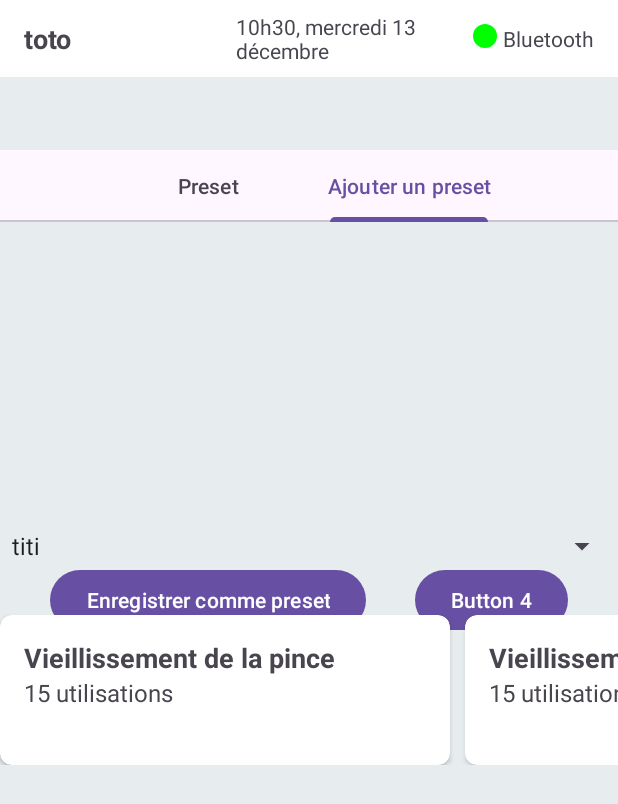
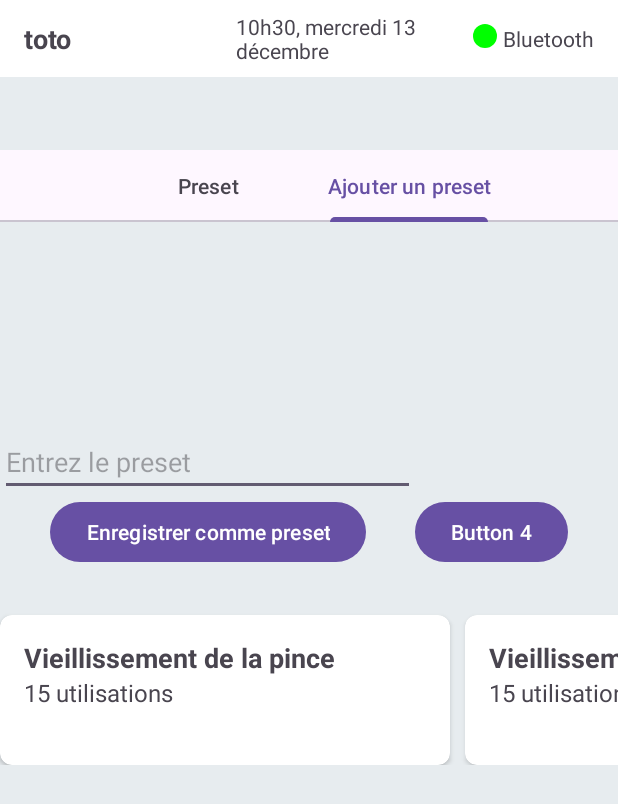
Before and after one commit to Maeva-B/Pince, an Android app: the screen it shows after launch (MainActivity), tab 2 chosen, on a phone screen of 412 x 824 dp. Shown: the top 804 px of the screen. Run offline under Robolectric (Android 15) with nearby library versions, the phone set to English and light mode, and no system bars.

Commit message:
onglet ok

```diff
--- a/app/src/main/java/com/pince/app/MainActivity.java
+++ b/app/src/main/java/com/pince/app/MainActivity.java
@@ -4,6 +4,8 @@ import androidx.appcompat.app.AppCompatActivity;
 
 import android.os.Bundle;
 import android.widget.Button;
+import android.widget.EditText;
+import android.widget.Spinner;
 import android.widget.TextView;
 import android.view.View;
 
@@ -62,10 +64,14 @@ public class MainActivity extends AppCompatActivity {
                     Button presetButton2 = findViewById(R.id.presetButton2);
                     Button presetButton3 = findViewById(R.id.presetButton3);
                     Button presetButton4 = findViewById(R.id.presetButton4);
+                    EditText editTexteInput = findViewById(R.id.addTextPreset);
+                    Spinner spinnerPreset = findViewById(R.id.spinner);
                     presetButton1.setVisibility(View.VISIBLE);
                     presetButton2.setVisibility(View.VISIBLE);
+                    spinnerPreset.setVisibility(View.VISIBLE);
                     presetButton3.setVisibility(View.GONE);
                     presetButton4.setVisibility(View.GONE);
+                    editTexteInput.setVisibility(View.GONE);
                 }
                 // L'onglet "Personnalisable" est sélectionné
                 else if (tab.getPosition() == 1) {
@@ -73,10 +79,14 @@ public class MainActivity extends AppCompatActivity {
                     Button presetButton2 = findViewById(R.id.presetButton2);
                     Button presetButton3 = findViewById(R.id.presetButton3);
                     Button presetButton4 = findViewById(R.id.presetButton4);
+                    EditText editTexteInput = findViewById(R.id.addTextPreset);
+                    Spinner spinnerPreset = findViewById(R.id.spinner);
                     presetButton1.setVisibility(View.GONE);
                     presetButton2.setVisibility(View.GONE);
+                    spinnerPreset.setVisibility(View.GONE);
                     presetButton3.setVisibility(View.VISIBLE);
                     presetButton4.setVisibility(View.VISIBLE);
+                    editTexteInput.setVisibility(View.VISIBLE);
                 }
             }
 
--- a/app/src/main/res/layout/activity_main.xml
+++ b/app/src/main/res/layout/activity_main.xml
@@ -157,6 +157,16 @@
             android:layout_width="match_parent"
             android:layout_height="wrap_content">
 
+            <EditText
+                android:id="@+id/addTextPreset"
+                android:layout_width="0dp"
+                android:layout_height="wrap_content"
+                android:hint="Entrez le preset"
+                app:layout_constraintBottom_toTopOf="@id/presetButton3"
+                app:layout_constraintEnd_toStartOf="@id/presetButton4"
+                app:layout_constraintStart_toStartOf="parent"
+                app:layout_constraintTop_toTopOf="parent" />
+
             <Button
                 android:id="@+id/presetButton3"
                 android:layout_width="wrap_content"
```
